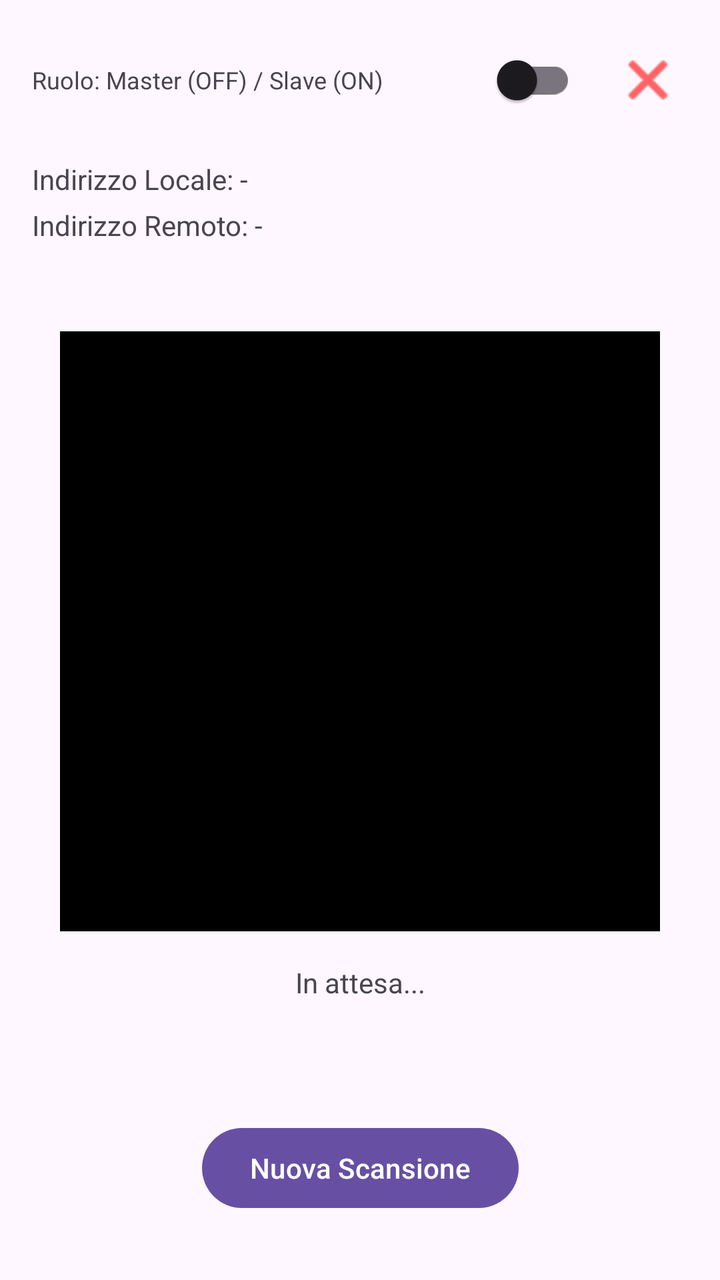
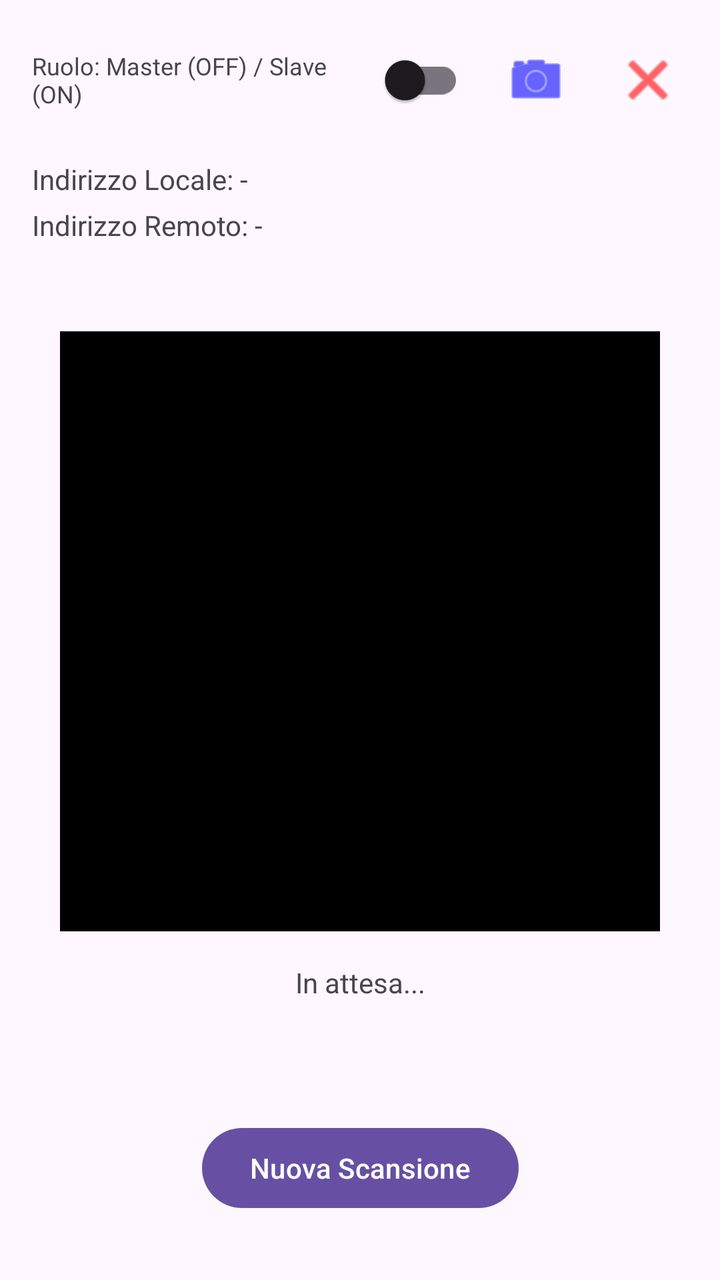

Before-and-after screenshots of an Android layout around one commit, followed by the original layout XML and the change that was made.
<!-- AndroidManifest.xml: application theme Theme.Remote_camera -->
<!-- res/layout/activity_main.xml -->
<?xml version="1.0" encoding="utf-8"?>
<androidx.constraintlayout.widget.ConstraintLayout xmlns:android="http://schemas.android.com/apk/res/android"
    xmlns:app="http://schemas.android.com/apk/res-auto"
    xmlns:tools="http://schemas.android.com/tools"
    android:id="@+id/main"
    android:layout_width="match_parent"
    android:layout_height="match_parent"
    tools:context=".MainActivity">

    <LinearLayout
        android:id="@+id/topBar"
        android:layout_width="match_parent"
        android:layout_height="wrap_content"
        android:orientation="horizontal"
        android:padding="16dp"
        android:gravity="center_vertical"
        app:layout_constraintTop_toTopOf="parent">

        <TextView
            android:id="@+id/roleLabel"
            android:layout_width="0dp"
            android:layout_height="wrap_content"
            android:layout_weight="1"
            android:text="Ruolo: Master (OFF) / Slave (ON)"
            android:textSize="12sp" />

        <androidx.appcompat.widget.SwitchCompat
            android:id="@+id/roleSwitch"
            android:layout_width="wrap_content"
            android:layout_height="wrap_content" />

        <ImageButton
            android:id="@+id/closeButton"
            android:layout_width="40dp"
            android:layout_height="40dp"
            android:layout_marginStart="16dp"
            android:background="?attr/selectableItemBackgroundBorderless"
            android:scaleType="centerInside"
            android:src="@android:drawable/ic_menu_close_clear_cancel"
            app:tint="#FF0000" />
    </LinearLayout>

    <LinearLayout
        android:id="@+id/statusLayout"
        android:layout_width="match_parent"
        android:layout_height="wrap_content"
        android:orientation="vertical"
        android:paddingHorizontal="16dp"
        app:layout_constraintTop_toBottomOf="@id/topBar">

        <TextView
            android:id="@+id/localIpTextView"
            android:layout_width="wrap_content"
            android:layout_height="wrap_content"
            android:text="Indirizzo Locale: -"
            android:textSize="14sp" />

        <TextView
            android:id="@+id/remoteIpTextView"
            android:layout_width="wrap_content"
            android:layout_height="wrap_content"
            android:text="Indirizzo Remoto: -"
            android:textSize="14sp"
            android:layout_marginTop="4dp" />
    </LinearLayout>

    <FrameLayout
        android:id="@+id/cameraContainer"
        android:layout_width="300dp"
        android:layout_height="300dp"
        android:background="#000"
        app:layout_constraintBottom_toTopOf="@id/focusControlLayout"
        app:layout_constraintEnd_toEndOf="parent"
        app:layout_constraintStart_toStartOf="parent"
        app:layout_constraintTop_toBottomOf="@id/statusLayout"
        app:layout_constraintVertical_chainStyle="packed">

        <ImageView
            android:id="@+id/remoteImageView"
            android:layout_width="match_parent"
            android:layout_height="match_parent"
            android:scaleType="centerCrop"
            android:visibility="gone" />

        <androidx.camera.view.PreviewView
            android:id="@+id/localPreviewView"
            android:layout_width="match_parent"
            android:layout_height="match_parent"
            android:visibility="gone" />
    </FrameLayout>

    <LinearLayout
        android:id="@+id/focusControlLayout"
        android:layout_width="match_parent"
        android:layout_height="wrap_content"
        android:orientation="horizontal"
        android:padding="16dp"
        android:gravity="center_vertical"
        android:visibility="gone"
        app:layout_constraintTop_toBottomOf="@id/cameraContainer"
        app:layout_constraintBottom_toTopOf="@id/statusTextView">

        <TextView
            android:layout_width="wrap_content"
            android:layout_height="wrap_content"
            android:text="AF"
            android:textSize="12sp"
            android:layout_marginEnd="8dp"/>

        <androidx.appcompat.widget.SwitchCompat
            android:id="@+id/autofocusSwitch"
            android:layout_width="wrap_content"
            android:layout_height="wrap_content"
            android:checked="true" />

        <SeekBar
            android:id="@+id/focusSeekBar"
            android:layout_width="0dp"
            android:layout_height="wrap_content"
            android:layout_weight="1"
            android:max="100"
            android:visibility="gone" />
    </LinearLayout>

    <TextView
        android:id="@+id/statusTextView"
        android:layout_width="wrap_content"
        android:layout_height="wrap_content"
        android:text="In attesa..."
        android:padding="16dp"
        android:gravity="center"
        app:layout_constraintBottom_toTopOf="@id/captureButton"
        app:layout_constraintEnd_toEndOf="parent"
        app:layout_constraintStart_toStartOf="parent"
        app:layout_constraintTop_toBottomOf="@id/focusControlLayout" />

    <ImageButton
        android:id="@+id/captureButton"
        android:layout_width="70dp"
        android:layout_height="70dp"
        android:layout_marginBottom="20dp"
        android:background="@android:drawable/ic_menu_camera"
        android:backgroundTint="#FF0000"
        android:visibility="gone"
        app:layout_constraintBottom_toTopOf="@id/scanButton"
        app:layout_constraintEnd_toEndOf="parent"
        app:layout_constraintStart_toStartOf="parent" />

    <Button
        android:id="@+id/scanButton"
        android:layout_width="wrap_content"
        android:layout_height="wrap_content"
        android:layout_marginBottom="32dp"
        android:text="Nuova Scansione"
        app:layout_constraintBottom_toBottomOf="parent"
        app:layout_constraintEnd_toEndOf="parent"
        app:layout_constraintStart_toStartOf="parent" />

</androidx.constraintlayout.widget.ConstraintLayout>
<!-- resources referenced by this layout -->
<resources>
  <style name="Theme.Remote_camera" parent="Base.Theme.Remote_camera" />
  <style name="Base.Theme.Remote_camera" parent="Theme.Material3.DayNight.NoActionBar">
          
          
      </style>
</resources>

<!-- the commit's change to res/layout/activity_main.xml (unified diff, before → after) -->
@@ -28,6 +28,16 @@
             android:id="@+id/roleSwitch"
             android:layout_width="wrap_content"
             android:layout_height="wrap_content" />
+
+        <ImageButton
+            android:id="@+id/switchCameraButton"
+            android:layout_width="40dp"
+            android:layout_height="40dp"
+            android:layout_marginStart="16dp"
+            android:background="?attr/selectableItemBackgroundBorderless"
+            android:scaleType="centerInside"
+            android:src="@android:drawable/ic_menu_camera"
+            app:tint="#0000FF" />
 
         <ImageButton
             android:id="@+id/closeButton"
